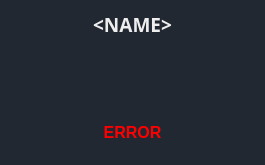
Qt form src/view/ui/data_display_widget.ui (anaveo/ADAS_Dashboard_Software) before a commit.
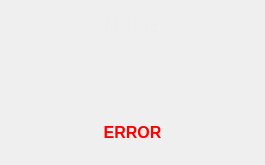
The same form after that commit. Custom widgets are drawn as their Qt base class.

Diff of the .ui file:
```diff
--- a/src/view/ui/data_display_widget.ui
+++ b/src/view/ui/data_display_widget.ui
@@ -32,7 +32,7 @@
    <string>Form</string>
   </property>
   <property name="styleSheet">
-   <string notr="true">background-color:rgb(34,40,49)</string>
+   <string notr="true"/>
   </property>
   <widget class="QLabel" name="errorLabel">
    <property name="geometry">
```
